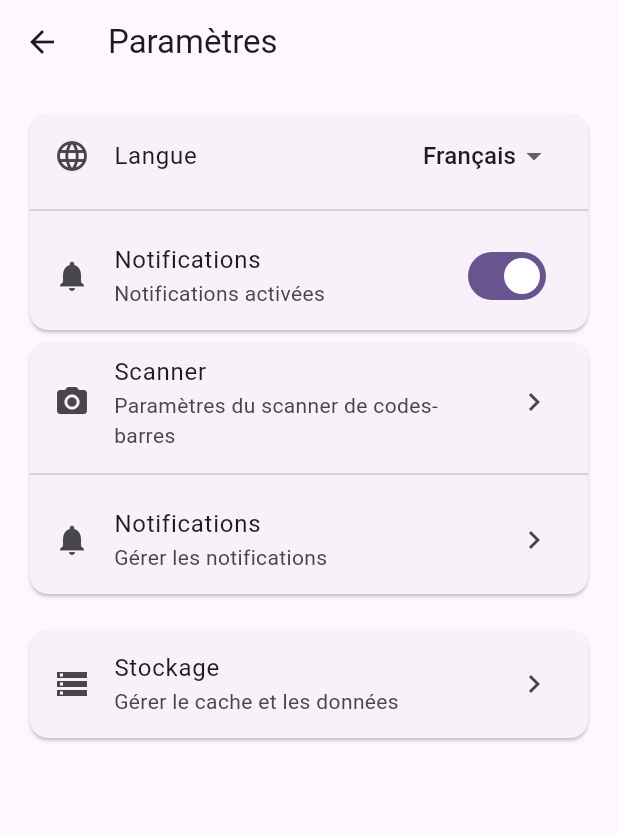
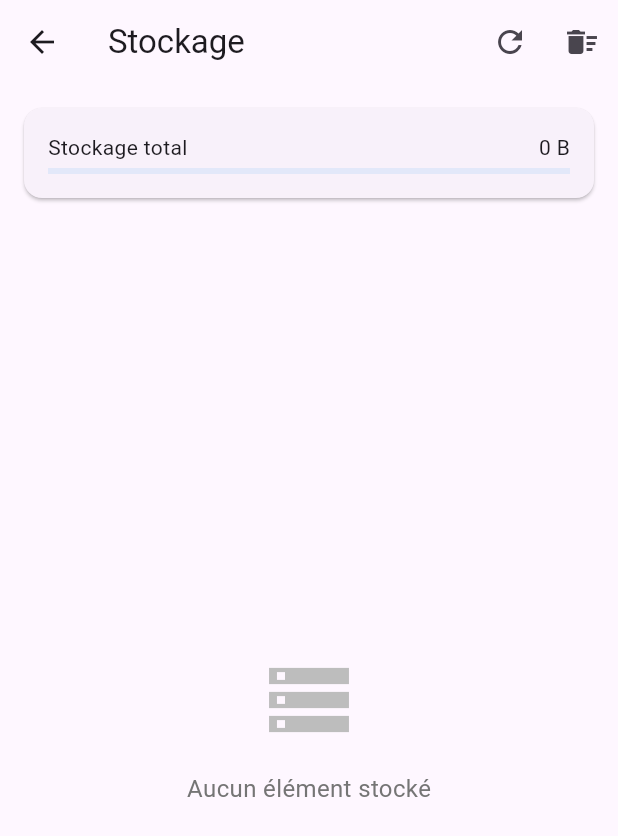
Before and after one commit to MoezMissaoui/consume-tunisian, a Flutter app: the SettingsScreen screen opened directly, after a tap on "Stockage", on a phone screen of 412 x 824 dp. Shown: the top 836 px of the screen. Run offline on Flutter 3.47's test engine with Material 3 defaults, Android fonts, the phone set to English and light mode, and no system bars; our stand-ins replace carousel_slider, flutter_svg, permission_handler, shared_preferences; missing offline and left inert: mobile_scanner; accounts and stored records are empty.

Commit message:
feat: storage management

```diff
--- a/lib/config/translations.dart
+++ b/lib/config/translations.dart
@@ -49,6 +49,21 @@ class AppTranslations {
       'notificationsDisabled': 'Notifications désactivées',
       'notificationsPermissionRequired':
           'Permission requise pour les notifications',
+      'noStorageItems': 'Aucun élément stocké',
+      'deleteItem': 'Supprimer l\'élément',
+      'deleteItemConfirm': 'Voulez-vous vraiment supprimer cet élément ?',
+      'cancel': 'Annuler',
+      'delete': 'Supprimer',
+      'clearAllData': 'Effacer toutes les données',
+      'clearAllDataConfirm':
+          'Voulez-vous vraiment effacer toutes les données stockées ?',
+      'clearAll': 'Tout effacer',
+      'totalStorage': 'Stockage total',
+      'cacheStorage': 'Cache',
+      'freedSpace': 'Espace libéré: {size}',
+      'totalFreed': 'Espace total libéré: {size}',
+      'appStorage': 'Stockage application',
+      'clearCache': 'Vider le cache',
     },
     'en': {
       'appTitle': 'Consume Tunisian',
@@ -98,6 +113,20 @@ class AppTranslations {
       'notificationsDisabled': 'Notifications disabled',
       'notificationsPermissionRequired':
           'Permission required for notifications',
+      'noStorageItems': 'No stored items',
+      'deleteItem': 'Delete item',
+      'deleteItemConfirm': 'Do you really want to delete this item?',
+      'cancel': 'Cancel',
+      'delete': 'Delete',
+      'clearAllData': 'Clear all data',
+      'clearAllDataConfirm': 'Do you really want to clear all stored data?',
+      'clearAll': 'Clear all',
+      'totalStorage': 'Total Storage',
+      'cacheStorage': 'Cache',
+      'freedSpace': 'Freed space: {size}',
+      'totalFreed': 'Total freed space: {size}',
+      'appStorage': 'App storage',
+      'clearCache': 'Clear cache',
     },
     'ar': {
       'appTitle': 'استهلك تونسي',
@@ -145,6 +174,20 @@ class AppTranslations {
       'notificationsEnabled': 'الإشعارات مفعلة',
       'notificationsDisabled': 'الإشعارات معطلة',
       'notificationsPermissionRequired': 'مطلوب إذن للإشعارات',
+      'noStorageItems': 'لا توجد عناصر مخزنة',
+      'deleteItem': 'حذف العنصر',
+      'deleteItemConfirm': 'هل تريد حقًا حذف هذا العنصر؟',
+      'cancel': 'إلغاء',
+      'delete': 'حذف',
+      'clearAllData': 'مسح جميع البيانات',
+      'clearAllDataConfirm': 'هل تريد حقًا مسح جميع البيانات المخزنة؟',
+      'clearAll': 'مسح الكل',
+      'totalStorage': 'التخزين الكلي',
+      'cacheStorage': 'ذاكرة التخزين المؤقت',
+      'freedSpace': 'المساحة المحررة: {size}',
+      'totalFreed': 'إجمالي المساحة المحررة: {size}',
+      'appStorage': 'تخزين التطبيق',
+      'clearCache': 'مسح ذاكرة التخزين المؤقت',
     },
   };
 }
--- a/lib/presentation/screens/settings_screen.dart
+++ b/lib/presentation/screens/settings_screen.dart
@@ -2,6 +2,7 @@ import 'package:flutter/material.dart';
 import 'package:provider/provider.dart';
 import 'package:permission_handler/permission_handler.dart';
 import '../../controllers/language_controller.dart';
+import 'storage_settings_screen.dart';
 
 class SettingsScreen extends StatefulWidget {
   const SettingsScreen({Key? key}) : super(key: key);
@@ -166,7 +167,14 @@ class _SettingsScreenState extends State<SettingsScreen> {
                             ),
                             trailing: const Icon(Icons.chevron_right),
                             onTap: () {
-                              // TODO: Storage settings
+                              Navigator.push(
+                                context,
+                                MaterialPageRoute(
+                                  builder:
+                                      (context) =>
+                                          const StorageSettingsScreen(),
+                                ),
+                              );
                             },
                           ),
                         ],
--- /dev/null
+++ b/lib/presentation/screens/storage_settings_screen.dart
@@ -0,0 +1,309 @@
+import 'package:flutter/material.dart';
+import 'package:provider/provider.dart';
+import 'package:shared_preferences/shared_preferences.dart';
+import '../../controllers/language_controller.dart';
+
+class StorageSettingsScreen extends StatefulWidget {
+  const StorageSettingsScreen({Key? key}) : super(key: key);
+
+  @override
+  State<StorageSettingsScreen> createState() => _StorageSettingsScreenState();
+}
+
+class _StorageSettingsScreenState extends State<StorageSettingsScreen> {
+  Map<String, dynamic> _storageItems = {};
+  late SharedPreferences _prefs;
+  int _totalSize = 0;
+
+  @override
+  void initState() {
+    super.initState();
+    _loadStorageItems();
+  }
+
+  Future<void> _loadStorageItems() async {
+    _prefs = await SharedPreferences.getInstance();
+    setState(() {
+      _storageItems = Map.fromEntries(
+        _prefs.getKeys().map((key) => MapEntry(key, _prefs.get(key))),
+      );
+    });
+    _calculateStorageSizes();
+  }
+
+  Future<void> _calculateStorageSizes() async {
+    int total = 0;
+    _storageItems.forEach((key, value) {
+      total += _calculateItemSize(value);
+    });
+    setState(() {
+      _totalSize = total;
+    });
+  }
+
+  int _calculateItemSize(dynamic value) {
+    if (value == null) return 0;
+    return value.toString().length;
+  }
+
+  String _formatSize(int bytes) {
+    if (bytes < 1024) return '$bytes B';
+    if (bytes < 1024 * 1024) return '${(bytes / 1024).toStringAsFixed(1)} KB';
+    return '${(bytes / (1024 * 1024)).toStringAsFixed(1)} MB';
+  }
+
+  Future<void> _deleteItem(String key) async {
+    final lang = Provider.of<LanguageController>(context, listen: false);
+    final itemSize = _calculateItemSize(_storageItems[key]);
+    await _prefs.remove(key);
+    await _loadStorageItems();
+    if (!mounted) return;
+    ScaffoldMessenger.of(context).showSnackBar(
+      SnackBar(
+        content: Text(
+          lang
+              .translate('freedSpace')
+              .replaceAll('{size}', _formatSize(itemSize)),
+        ),
+        backgroundColor: Colors.green,
+      ),
+    );
+  }
+
+  Future<void> _clearAllStorage() async {
+    final lang = Provider.of<LanguageController>(context, listen: false);
+    final totalSize = _totalSize; // Store current size before clearing
+    await _prefs.clear();
+    await _loadStorageItems();
+    if (!mounted) return;
+    ScaffoldMessenger.of(context).showSnackBar(
+      SnackBar(
+        content: Text(
+          lang
+              .translate('totalFreed')
+              .replaceAll('{size}', _formatSize(totalSize)),
+        ),
+        backgroundColor: Colors.green,
+      ),
+    );
+  }
+
+  @override
+  Widget build(BuildContext context) {
+    final lang = Provider.of<LanguageController>(context);
+    return Scaffold(
+      appBar: AppBar(
+        title: Text(lang.translate('storage')),
+        elevation: 0,
+        actions: [
+          IconButton(
+            icon: const Icon(Icons.refresh),
+            onPressed: _loadStorageItems,
+          ),
+          IconButton(
+            icon: const Icon(Icons.delete_sweep),
+            onPressed: () => _showClearAllDialog(context, lang),
+          ),
+        ],
+      ),
+      body: Column(
+        children: [
+          // Storage Summary Card
+          Card(
+            margin: const EdgeInsets.all(16),
+            child: Padding(
+              padding: const EdgeInsets.all(16),
+              child: _buildStorageIndicator(
+                lang.translate('totalStorage'),
+                _totalSize,
+                Colors.blue,
+              ),
+            ),
+          ),
+          // Storage Items List
+          Expanded(
+            child:
+                _storageItems.isEmpty
+                    ? Center(
+                      child: Column(
+                        mainAxisAlignment: MainAxisAlignment.center,
+                        children: [
+                          Icon(
+                            Icons.storage_outlined,
+                            size: 64,
+                            color: Colors.grey[400],
+                          ),
+                          const SizedBox(height: 16),
+                          Text(
+                            lang.translate('noStorageItems'),
+                            style: TextStyle(
+                              color: Colors.grey[600],
+                              fontSize: 16,
+                            ),
+                          ),
+                        ],
+                      ),
+                    )
+                    : ListView.builder(
+                      padding: const EdgeInsets.all(8),
+                      itemCount: _storageItems.length,
+                      itemBuilder: (context, index) {
+                        final key = _storageItems.keys.elementAt(index);
+                        final value = _storageItems[key];
+                        return Card(
+                          elevation: 2,
+                          margin: const EdgeInsets.symmetric(
+                            horizontal: 8,
+                            vertical: 4,
+                          ),
+                          child: ListTile(
+                            leading: Container(
+                              padding: const EdgeInsets.all(8),
+                              decoration: BoxDecoration(
+                                color: Colors.blue.withOpacity(0.1),
+                                borderRadius: BorderRadius.circular(8),
+                              ),
+                              child: Icon(
+                                _getIconForKey(key),
+                                color: Colors.blue[700],
+                                size: 24,
+                              ),
+                            ),
+                            title: Text(
+                              _formatKey(key),
+                              style: const TextStyle(
+                                fontWeight: FontWeight.bold,
+                              ),
+                            ),
+                            subtitle: Column(
+                              crossAxisAlignment: CrossAxisAlignment.start,
+                              children: [
+                                Text(value ?? ''),
+                                Text(
+                                  _formatSize(_calculateItemSize(value)),
+                                  style: TextStyle(
+                                    color: Colors.grey[600],
+                                    fontSize: 12,
+                                  ),
+                                ),
+                              ],
+                            ),
+                            trailing: IconButton(
+                              icon: Icon(
+                                Icons.delete_outline,
+                                color: Colors.red[300],
+                              ),
+                              onPressed:
+                                  () => _showDeleteDialog(context, lang, key),
+                            ),
+                          ),
+                        );
+                      },
+                    ),
+          ),
+        ],
+      ),
+    );
+  }
+
+  Widget _buildStorageIndicator(String label, int size, Color color) {
+    return Column(
+      crossAxisAlignment: CrossAxisAlignment.start,
+      children: [
+        Row(
+          mainAxisAlignment: MainAxisAlignment.spaceBetween,
+          children: [Text(label), Text(_formatSize(size))],
+        ),
+        const SizedBox(height: 4),
+        LinearProgressIndicator(
+          value: size / (_totalSize + 1),
+          backgroundColor: color.withOpacity(0.1),
+          valueColor: AlwaysStoppedAnimation<Color>(color),
+        ),
+      ],
+    );
+  }
+
+  IconData _getIconForKey(String key) {
+    if (key.contains('language')) return Icons.language;
+    if (key.contains('notification')) return Icons.notifications;
+    if (key.contains('scan')) return Icons.qr_code_scanner;
+    return Icons.data_object;
+  }
+
+  String _formatKey(String key) {
+    return key
+        .split('_')
+        .map((word) => word[0].toUpperCase() + word.substring(1))
+        .join(' ');
+  }
+
+  Future<void> _showDeleteDialog(
+    BuildContext context,
+    LanguageController lang,
+    String key,
+  ) {
+    return showDialog(
+      context: context,
+      builder:
+          (context) => AlertDialog(
+            title: Text(lang.translate('deleteItem')),
+            content: Text(lang.translate('deleteItemConfirm')),
+            actions: [
+              TextButton(
+                onPressed: () => Navigator.pop(context),
+                child: Text(
+                  lang.translate('cancel'),
+                  style: TextStyle(color: Colors.grey[600]),
+                ),
+              ),
+              ElevatedButton(
+                onPressed: () {
+                  Navigator.pop(context);
+                  _deleteItem(key);
+                },
+                style: ElevatedButton.styleFrom(backgroundColor: Colors.red),
+                child: Text(
+                  lang.translate('delete'),
+                  style: TextStyle(color: Colors.black),
+                ),
+              ),
+            ],
+          ),
+    );
+  }
+
+  Future<void> _showClearAllDialog(
+    BuildContext context,
+    LanguageController lang,
+  ) {
+    return showDialog(
+      context: context,
+      builder:
+          (context) => AlertDialog(
+            title: Text(lang.translate('clearAllData')),
+            content: Text(lang.translate('clearAllDataConfirm')),
+            actions: [
+              TextButton(
+                onPressed: () => Navigator.pop(context),
+                child: Text(
+                  lang.translate('cancel'),
+                  style: TextStyle(color: Colors.grey[600]),
+                ),
+              ),
+              ElevatedButton(
+                onPressed: () {
+                  Navigator.pop(context);
+                  _clearAllStorage(); // Use new method instead of direct clear
+                },
+                style: ElevatedButton.styleFrom(backgroundColor: Colors.red),
+                child: Text(
+                  lang.translate('clearAll'),
+                  style: TextStyle(color: Colors.black),
+                ),
+              ),
+            ],
+          ),
+    );
+  }
+}
```
